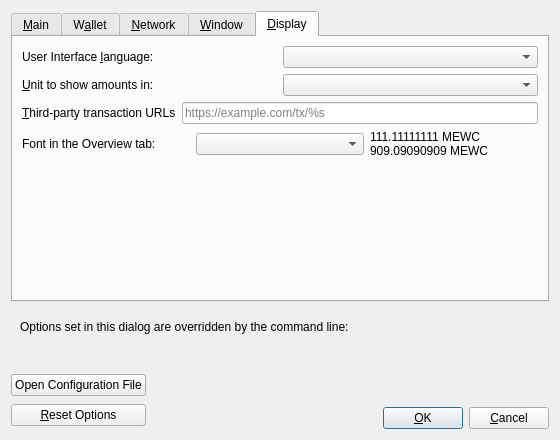
This is src/qt/forms/optionsdialog.ui in Telestai-Project/telestai as Qt 5 draws it before an edit. The edited form follows.
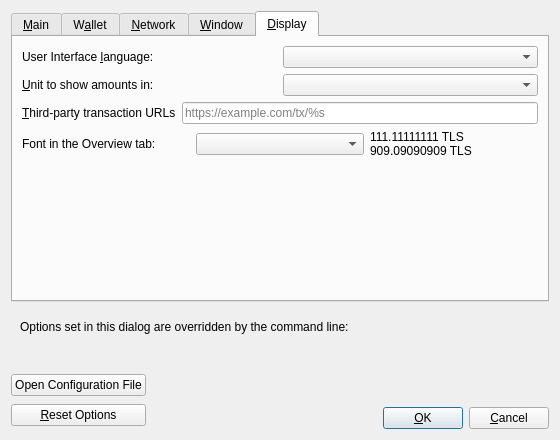
This is the edited form. The open tabs and pages were chosen to show the change. Custom widgets are drawn as their Qt base class.

Diff of the .ui file:
```diff
--- a/src/qt/forms/optionsdialog.ui
+++ b/src/qt/forms/optionsdialog.ui
@@ -779,8 +779,8 @@
          <item>
           <widget class="QLabel" name="moneyFont_preview">
            <property name="text">
-            <string notr="true">111.11111111 MEWC
-909.09090909 MEWC</string>
+            <string notr="true">111.11111111 TLS
+909.09090909 TLS</string>
            </property>
           </widget>
          </item>
```
Left out of the diff: 6 changed lines with no effect on the pictures.
